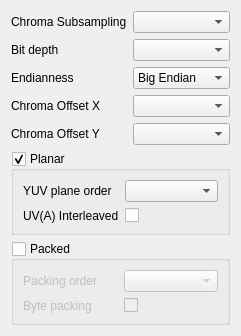
Qt form YUViewLib/ui/videoHandlerYUV_CustomFormatDialog.ui (FaiScofield/YUView) before a commit.
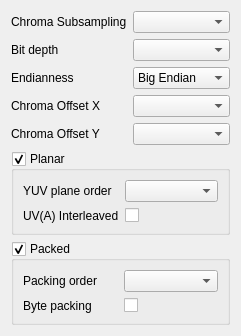
The same form after that commit.

```diff
--- a/YUViewLib/ui/videoHandlerYUV_CustomFormatDialog.ui
+++ b/YUViewLib/ui/videoHandlerYUV_CustomFormatDialog.ui
@@ -261,7 +261,7 @@
       <bool>true</bool>
      </property>
      <property name="checked">
-      <bool>false</bool>
+      <bool>true</bool>
      </property>
      <layout class="QGridLayout" name="gridLayout_2">
       <item row="0" column="1">
```
